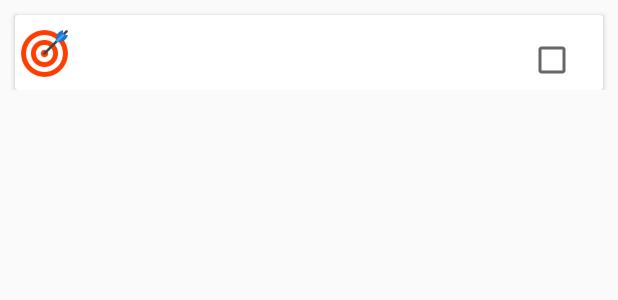
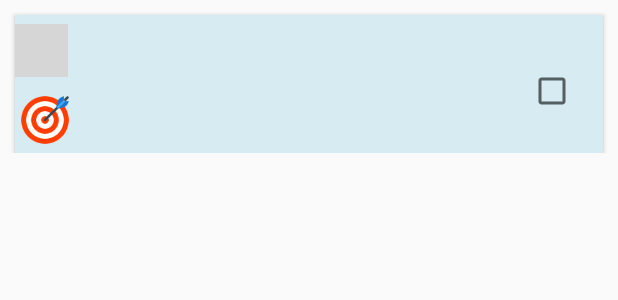
Before and after one commit to nathanoodler29/CleanDrinksApp, an Android app: the layout goal_record_list_view.xml on its own in the app's theme, with its tools: preview values and no code run, on a phone screen of 412 x 824 dp. Shown: the top 300 px of the screen. Run offline under Robolectric (Android 15) with nearby library versions, the phone set to English and light mode, and no system bars; grey boxes are pictures that could not be loaded.

Commit message:
Implemented #240 Where the user's water goal,  start time and end time are displayed in the list view for a goal. Part of story: #227: Goal bug fixes and linkage to water cat

```diff
--- a/app/src/main/res/layout/goal_record_list_view.xml
+++ b/app/src/main/res/layout/goal_record_list_view.xml
@@ -2,18 +2,19 @@
 <LinearLayout xmlns:android="http://schemas.android.com/apk/res/android"
     android:layout_width="match_parent"
     android:layout_height="wrap_content"
+    xmlns:app="http://schemas.android.com/apk/res-auto"
     android:orientation="vertical">
 
 
     <android.support.v7.widget.CardView
         android:id="@+id/goal_list_card"
         android:layout_width="match_parent"
-        android:layout_height="50dp"
+        android:layout_height="92dp"
         android:layout_marginLeft="10dp"
         android:layout_marginRight="10dp"
         android:layout_marginTop="10dp"
         android:foregroundGravity="center_horizontal"
-
+        app:cardBackgroundColor="@color/lightBlue"
         >
 
 
@@ -22,15 +23,13 @@
             style="@style/receipt_child_values"
             android:layout_width="wrap_content"
             android:layout_height="wrap_content"
-            android:layout_gravity="center_horizontal"
-            android:layout_marginTop="12dp"
+            android:layout_marginTop="55dp"
+            android:layout_marginLeft="50dp"
             android:textSize="22sp"
 
             />
-
-
         <TextView
-            android:id="@+id/end_time_record"
+            android:id="@+id/start_time_record"
             style="@style/receipt_child_values"
             android:layout_width="wrap_content"
             android:layout_height="wrap_content"
@@ -42,16 +41,38 @@
             />
 
 
+        <TextView
+            android:id="@+id/end_time_record"
+            style="@style/receipt_child_values"
+            android:layout_width="wrap_content"
+            android:layout_height="wrap_content"
+            android:layout_marginTop="12dp"
+            android:layout_marginLeft="195dp"
+            android:textSize="22sp"
+
+            />
+
+
         <ImageView
-            android:id="@+id/goal_icon"
-            android:layout_width="39dp"
-            android:layout_height="39dp"
+            android:id="@+id/goal_time_icon"
+            android:layout_width="35dp"
+            android:layout_height="35dp"
             android:layout_gravity="left"
             android:layout_marginTop="6dp"
             android:contentDescription="@string/goal_target_image_content_description"
             android:foregroundGravity="center_horizontal"
+            android:src="@drawable/goals_timer_clock_icon" />
+
+
+        <ImageView
+            android:id="@+id/goal_icon"
+            android:layout_width="40dp"
+            android:layout_height="40dp"
+            android:layout_gravity="left"
+            android:layout_marginTop="50dp"
+            android:contentDescription="@string/goal_target_image_content_description"
+            android:foregroundGravity="center_horizontal"
             android:src="@drawable/goal_icon" />
-
         <CheckBox
             android:id="@+id/goal_checkbox"
             android:layout_width="50dp"
```
Also changed, not shown: app/src/main/java/coffee/prototype/android/cleandrinksapplication/ActivityHelper.java (+8 -39 lines), app/src/main/java/coffee/prototype/android/cleandrinksapplication/GoalActivity.java (+1 -41 lines), app/src/main/java/coffee/prototype/android/cleandrinksapplication/coffee/prototye/android/cleandrinksapplication/adapter/classes/GoalsAdapter.java (+7 -4 lines).
